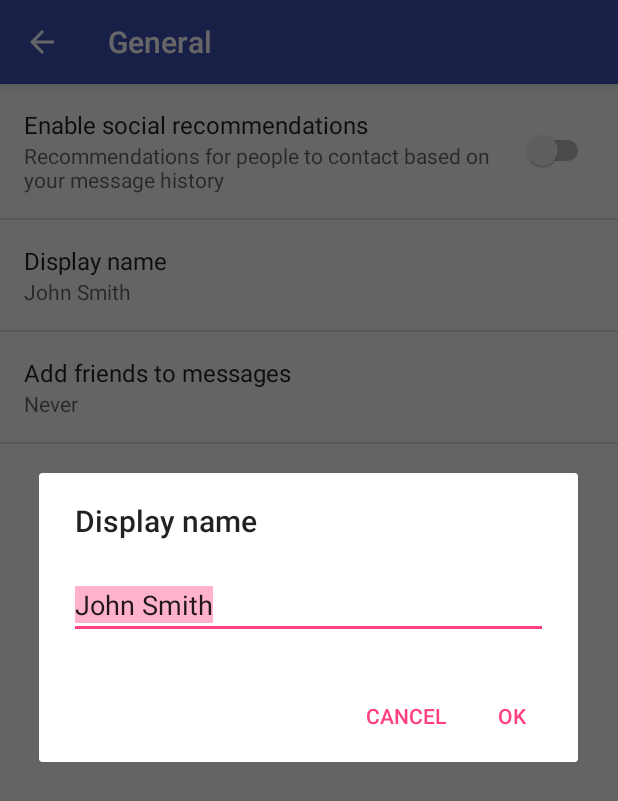
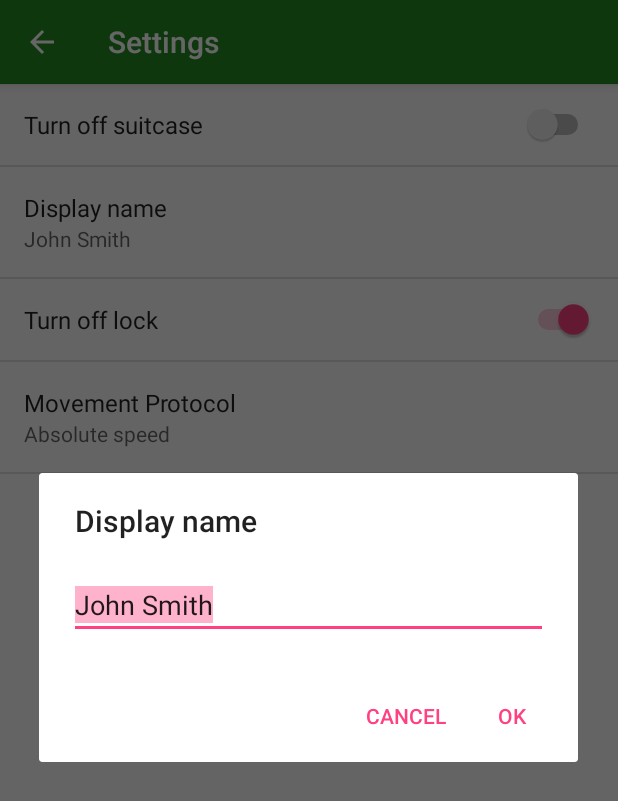
Before and after one commit to AhmedAhres/SupersuitApp, an Android app: the screen it shows after launch (SettingsActivity), after a tap on "Display name", on a phone screen of 412 x 824 dp. Shown: the top 801 px of the screen. Run offline under Robolectric (Android 15) with nearby library versions, the phone set to English and light mode, and no system bars; 2 other taps on this screen came first.

Commit message:
Initial settings page

```diff
--- a/app/src/main/AndroidManifest.xml
+++ b/app/src/main/AndroidManifest.xml
@@ -5,13 +5,13 @@
     <application
         android:allowBackup="true"
         android:icon="@mipmap/ic_launcher"
-        android:label="@string/app_name"
+        android:label="Settings"
         android:roundIcon="@mipmap/ic_launcher_round"
         android:supportsRtl="true"
         android:theme="@style/AppTheme">
         <activity
             android:name=".SettingsActivity"
-            android:label="@string/app_name">
+            android:label="Supersuit">
             <intent-filter>
                 <action android:name="android.intent.action.MAIN" />
 
--- a/app/src/main/res/values/colors.xml
+++ b/app/src/main/res/values/colors.xml
@@ -1,6 +1,6 @@
 <?xml version="1.0" encoding="utf-8"?>
 <resources>
-    <color name="colorPrimary">#3F51B5</color>
-    <color name="colorPrimaryDark">#303F9F</color>
+    <color name="colorPrimary">#228B22</color>
+    <color name="colorPrimaryDark">#228B22</color>
     <color name="colorAccent">#FF4081</color>
 </resources>
--- a/app/src/main/res/values/strings.xml
+++ b/app/src/main/res/values/strings.xml
@@ -1,5 +1,5 @@
 <resources>
-    <string name="app_name">SupersuitApp</string>
+    <string name="app_name">Supersuit</string>
 
     <!-- Strings related to Settings -->
 
@@ -14,16 +14,14 @@
     <string name="pref_title_display_name">Display name</string>
     <string name="pref_default_display_name">John Smith</string>
 
-    <string name="pref_title_add_friends_to_messages">Add friends to messages</string>
+    <string name="pref_title_add_friends_to_messages">Movement Protocol</string>
     <string-array name="pref_example_list_titles">
-        <item>Always</item>
-        <item>When possible</item>
-        <item>Never</item>
+        <item>Absolute speed</item>
+        <item>Relative speed</item>
     </string-array>
     <string-array name="pref_example_list_values">
         <item>1</item>
         <item>0</item>
-        <item>-1</item>
     </string-array>
 
     <!-- Example settings for Data & Sync -->
--- a/app/src/main/res/xml/pref_general.xml
+++ b/app/src/main/res/xml/pref_general.xml
@@ -2,9 +2,10 @@
 
     <SwitchPreference
         android:defaultValue="true"
-        android:key="example_switch"
-        android:summary="@string/pref_description_social_recommendations"
-        android:title="@string/pref_title_social_recommendations" />
+        android:key="switch_suitcase"
+        android:title="Turn off suitcase" />
+
+
 
     <!-- NOTE: EditTextPreference accepts EditText attributes. -->
     <!-- NOTE: EditTextPreference's summary should be set to its value by the activity code. -->
@@ -18,11 +19,17 @@
         android:singleLine="true"
         android:title="@string/pref_title_display_name" />
 
+
+    <SwitchPreference
+        android:defaultValue="true"
+        android:key="switch_lock"
+        android:title="Turn off lock" />
+
     <!-- NOTE: Hide buttons to simplify the UI. Users can touch outside the dialog to
          dismiss it. -->
     <!-- NOTE: ListPreference's summary should be set to its value by the activity code. -->
     <ListPreference
-        android:defaultValue="-1"
+        android:defaultValue="1"
         android:entries="@array/pref_example_list_titles"
         android:entryValues="@array/pref_example_list_values"
         android:key="example_list"
--- a/app/src/main/res/xml/pref_headers.xml
+++ b/app/src/main/res/xml/pref_headers.xml
@@ -5,7 +5,7 @@
     <header
         android:fragment="app.supersuitapp.SettingsActivity$GeneralPreferenceFragment"
         android:icon="@drawable/ic_info_black_24dp"
-        android:title="@string/pref_header_general" />
+        android:title="Settings" />
 
     <header
         android:fragment="app.supersuitapp.SettingsActivity$NotificationPreferenceFragment"
```
